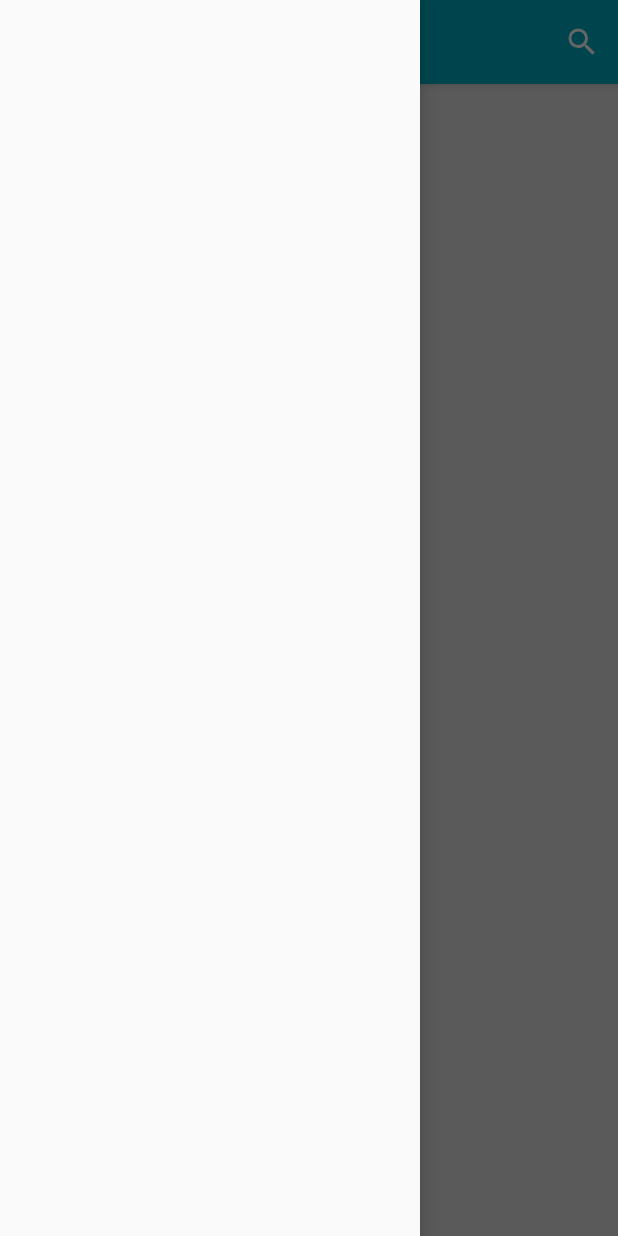
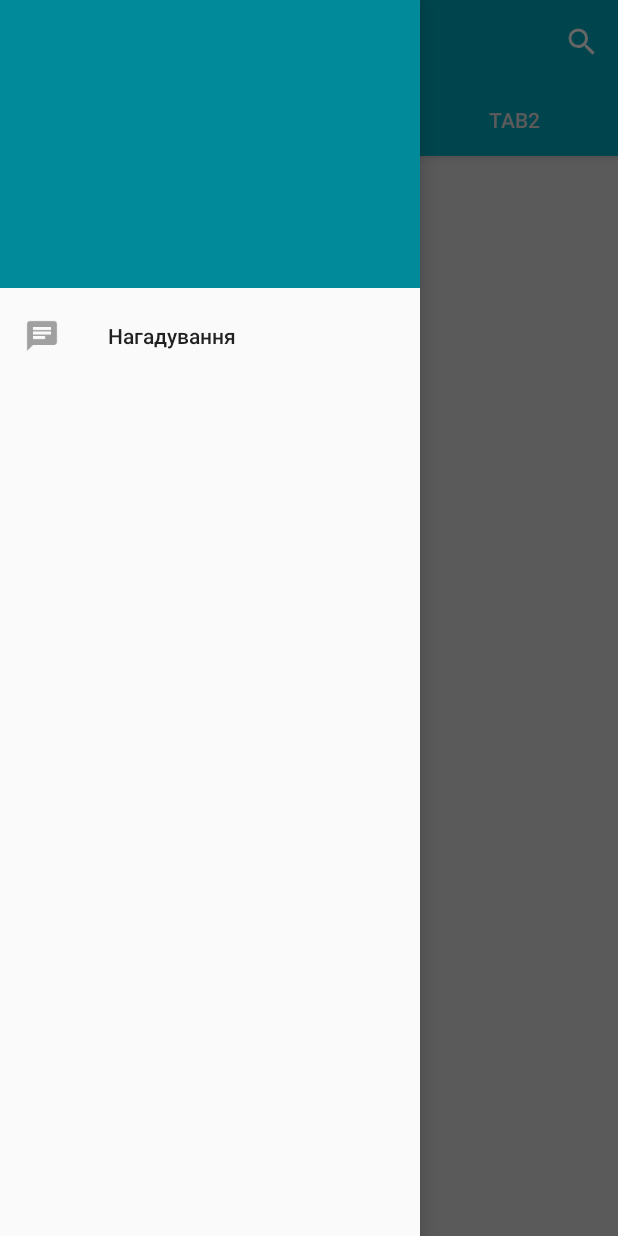
Before and after one commit to plyux/RemindMe, an Android app: the screen it shows after launch (MainActivity), with the side drawer open, on a phone screen of 412 x 824 dp. Run offline under Robolectric (Android 15) with nearby library versions, the phone set to English and light mode, and no system bars.

Commit message:
Implemented navigation view and tab navigation with test fragment.

```diff
--- /dev/null
+++ b/RemindMe/app/src/main/java/ua/junior/remindme/Constants.java
@@ -0,0 +1,12 @@
+package ua.junior.remindme;
+
+/**
+ * Created by Вевдюк on 26.01.2016.
+ */
+public class Constants {
+
+    public static final int TAB_ONE = 0;
+    public static final int TAB_TWO = 1;
+    public static final int TAB_THREE = 2;
+
+}
--- a/RemindMe/app/src/main/java/ua/junior/remindme/MainActivity.java
+++ b/RemindMe/app/src/main/java/ua/junior/remindme/MainActivity.java
@@ -2,24 +2,38 @@ package ua.junior.remindme;
 
 import android.app.Activity;
 import android.os.Bundle;
+import android.support.design.widget.NavigationView;
+import android.support.design.widget.TabLayout;
+import android.support.v4.view.ViewPager;
+import android.support.v4.widget.DrawerLayout;
+import android.support.v7.app.ActionBarDrawerToggle;
 import android.support.v7.app.AppCompatActivity;
 import android.support.v7.widget.Toolbar;
 import android.view.MenuItem;
+
+import ua.junior.remindme.adapter.TabsPagerFragmentAdapter;
 
 /**
  * Created by Вевдюк on 23.01.2016.
  */
 public class MainActivity extends AppCompatActivity{
 
+    private static final int LAYOUT = R.layout.activity_main;
+
     private Toolbar toolbar;
+    private DrawerLayout drawerLayout;
+    private ViewPager viewPager;
 
     @Override
     protected void onCreate(Bundle savedInstanceState) {
         setTheme(R.style.AppDefault);
         super.onCreate(savedInstanceState);
-        setContentView(R.layout.activity_main);
+        setContentView(LAYOUT);
 
         initToolbar();
+        initNavigationView();
+        initTabs();
+
     }
 
     private void initToolbar() {
@@ -34,4 +48,41 @@ public class MainActivity extends AppCompatActivity{
 
         toolbar.inflateMenu(R.menu.menu);
     }
+
+    private void initTabs() {
+        viewPager = (ViewPager)findViewById(R.id.viewPager);
+        TabsPagerFragmentAdapter adapter = new TabsPagerFragmentAdapter(getSupportFragmentManager());
+        viewPager.setAdapter(adapter);
+
+        TabLayout tabLayout = (TabLayout)findViewById(R.id.tab_layout);
+        tabLayout.setupWithViewPager(viewPager);
+
+
+    }
+
+    private void initNavigationView() {
+        drawerLayout = (DrawerLayout)findViewById(R.id.drawer_layout);
+
+        ActionBarDrawerToggle toggle = new ActionBarDrawerToggle(this, drawerLayout,
+                toolbar, R.string.view_navigation_open, R.string.view_navigation_close);
+        drawerLayout.setDrawerListener(toggle);
+        toggle.syncState();
+
+        NavigationView navigationView = (NavigationView) findViewById(R.id.navigation);
+        navigationView.setNavigationItemSelectedListener(new NavigationView.OnNavigationItemSelectedListener() {
+            @Override
+            public boolean onNavigationItemSelected(MenuItem item) {
+                drawerLayout.closeDrawers();
+                switch (item.getItemId()){
+                    case R.id.actionNotificationItem:
+                        showNotificationTab();
+                }
+                return false;
+            }
+        });
+    }
+
+    private void showNotificationTab(){
+        viewPager.setCurrentItem(Constants.TAB_TWO);
+    }
 }
--- /dev/null
+++ b/RemindMe/app/src/main/java/ua/junior/remindme/adapter/TabsPagerFragmentAdapter.java
@@ -0,0 +1,49 @@
+package ua.junior.remindme.adapter;
+
+import android.support.v4.app.Fragment;
+import android.support.v4.app.FragmentManager;
+import android.support.v4.app.FragmentPagerAdapter;
+
+import ua.junior.remindme.fragments.ExampleFragment;
+
+/**
+ * Created by Вевдюк on 26.01.2016.
+ */
+public class TabsPagerFragmentAdapter extends FragmentPagerAdapter{
+
+    private String[] tabs;
+
+    public TabsPagerFragmentAdapter(FragmentManager fm) {
+        super(fm);
+
+        tabs = new String[]{
+                "Tab1",
+                "Нагадування",
+                "Tab2"
+        };
+    }
+
+    @Override
+    public Fragment getItem(int position) {
+        switch (position){
+            case 0:
+                return ExampleFragment.getInstance();
+            case 1:
+                return ExampleFragment.getInstance();
+            case 2:
+                return ExampleFragment.getInstance();
+        }
+
+        return null;
+    }
+
+    @Override
+    public CharSequence getPageTitle(int position) {
+        return tabs[position];
+    }
+
+    @Override
+    public int getCount() {
+        return tabs.length;
+    }
+}
--- /dev/null
+++ b/RemindMe/app/src/main/java/ua/junior/remindme/fragments/ExampleFragment.java
@@ -0,0 +1,35 @@
+package ua.junior.remindme.fragments;
+
+import android.os.Bundle;
+import android.support.annotation.Nullable;
+import android.support.v4.app.Fragment;
+import android.view.LayoutInflater;
+import android.view.View;
+import android.view.ViewGroup;
+
+import ua.junior.remindme.R;
+
+/**
+ * Created by Вевдюк on 26.01.2016.
+ */
+public class ExampleFragment extends Fragment{
+
+    private static final int LAYOUT = R.layout.fragment_example;
+
+    private View view;
+
+    public static ExampleFragment getInstance(){
+        Bundle args = new Bundle();
+        ExampleFragment fragment = new ExampleFragment();
+        fragment.setArguments(args);
+
+        return fragment;
+    }
+
+    @Nullable
+    @Override
+    public View onCreateView(LayoutInflater inflater, ViewGroup container, Bundle savedInstanceState) {
+        view = inflater.inflate(LAYOUT, container, false);
+        return view;
+    }
+}
--- a/RemindMe/app/src/main/res/layout/activity_main.xml
+++ b/RemindMe/app/src/main/res/layout/activity_main.xml
@@ -2,8 +2,10 @@
 <android.support.v4.widget.DrawerLayout xmlns:android="http://schemas.android.com/apk/res/android"
     android:layout_width="match_parent"
     android:layout_height="match_parent"
+    xmlns:app="http://schemas.android.com/apk/res-auto"
     android:background="@color/mainBackground"
-    android:fitsSystemWindows="true">
+    android:fitsSystemWindows="true"
+    android:id="@+id/drawer_layout">
 
     <android.support.design.widget.CoordinatorLayout
         android:layout_width="match_parent"
@@ -20,7 +22,26 @@
                 android:background="?attr/colorPrimary">
             </android.support.v7.widget.Toolbar>
 
+            <android.support.design.widget.TabLayout
+                android:id="@+id/tab_layout"
+                android:layout_width="match_parent"
+                android:layout_height="wrap_content"
+                app:tabIndicatorColor="@color/color_white"
+                app:tabSelectedTextColor="@color/color_white"
+                app:tabIndicatorHeight="6dp"
+                app:tabTextColor="@color/color_white">
+
+            </android.support.design.widget.TabLayout>
+
         </android.support.design.widget.AppBarLayout>
+
+        <android.support.v4.view.ViewPager
+            android:layout_width="match_parent"
+            android:layout_height="match_parent"
+            android:id="@+id/viewPager"
+            app:layout_behavior="@string/appbar_scrolling_view_behavior">
+
+        </android.support.v4.view.ViewPager>
 
     </android.support.design.widget.CoordinatorLayout>
 
@@ -28,6 +49,8 @@
         android:id="@+id/navigation"
         android:layout_width="wrap_content"
         android:layout_height="match_parent"
-        android:layout_gravity="start" />
+        android:layout_gravity="start"
+        app:menu="@menu/menu_navigation"
+        app:headerLayout="@layout/navigation_header"/>
 
 </android.support.v4.widget.DrawerLayout>
--- /dev/null
+++ b/RemindMe/app/src/main/res/layout/fragment_example.xml
@@ -0,0 +1,11 @@
+<?xml version="1.0" encoding="utf-8"?>
+<LinearLayout xmlns:android="http://schemas.android.com/apk/res/android"
+    android:orientation="vertical" android:layout_width="match_parent"
+    android:layout_height="match_parent">
+
+    <TextView
+        android:layout_width="match_parent"
+        android:layout_height="match_parent"
+        android:text="Hello!"/>
+
+</LinearLayout>
--- /dev/null
+++ b/RemindMe/app/src/main/res/layout/navigation_header.xml
@@ -0,0 +1,8 @@
+<?xml version="1.0" encoding="utf-8"?>
+<LinearLayout xmlns:android="http://schemas.android.com/apk/res/android"
+    android:layout_width="match_parent"
+    android:layout_height="192dp"
+    android:orientation="vertical"
+    android:background="@color/colorPrimaryDark">
+
+</LinearLayout>
--- /dev/null
+++ b/RemindMe/app/src/main/res/menu/menu_navigation.xml
@@ -0,0 +1,10 @@
+<?xml version="1.0" encoding="utf-8"?>
+<menu xmlns:android="http://schemas.android.com/apk/res/android">
+
+  <item
+        android:id="@+id/actionNotificationItem"
+        android:icon="@mipmap/ic_message_text"
+        android:orderInCategory="1"
+        android:title="@string/menu_item_notification" />
+
+</menu>
--- a/RemindMe/app/src/main/res/values/strings.xml
+++ b/RemindMe/app/src/main/res/values/strings.xml
@@ -1,4 +1,9 @@
 <resources>
     <string name="app_name">RemindMe Beta</string>
     <string name="search_title">Search</string>
+
+    <string name="menu_item_notification">Нагадування</string>
+
+    <string name="view_navigation_open">Opne</string>
+    <string name="view_navigation_close">Close</string>
 </resources>
```
Also changed, not shown: RemindMe/app/src/main/res/mipmap-mdpi/ic_message_text.png (added), RemindMe/app/src/main/res/mipmap-xhdpi/ic_message_text.png (added), RemindMe/app/src/main/res/mipmap-xxhdpi/ic_message_text.png (added), RemindMe/app/src/main/res/mipmap-xxxhdpi/ic_message_text.png (added).
